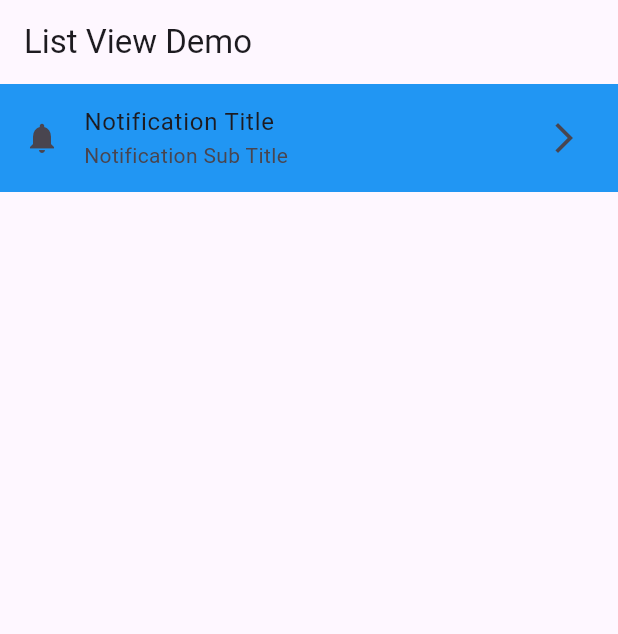
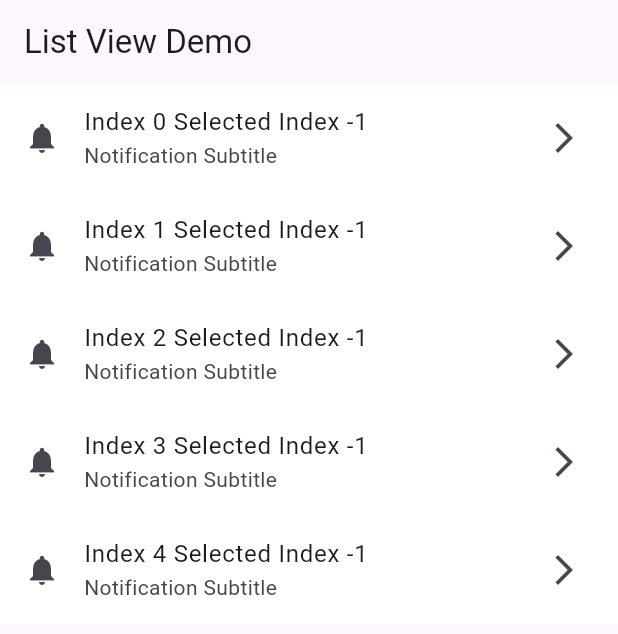
Before and after one commit to MuhammadAliKust/Hamza-Shawal-Project, a Flutter app: the screen it shows after launch, on a phone screen of 412 x 824 dp. Shown: the top 634 px of the screen. Run offline on Flutter 3.47's test engine with Material 3 defaults, Android fonts, the phone set to English and light mode, and no system bars.

Commit message:
Single Selection Done

```diff
--- a/lib/list_view.dart
+++ b/lib/list_view.dart
@@ -1,7 +1,14 @@
 import 'package:flutter/material.dart';
 
-class ListViewDemo extends StatelessWidget {
+class ListViewDemo extends StatefulWidget {
   const ListViewDemo({super.key});
+
+  @override
+  State<ListViewDemo> createState() => _ListViewDemoState();
+}
+
+class _ListViewDemoState extends State<ListViewDemo> {
+  int selectedIndex = -1;
 
   @override
   Widget build(BuildContext context) {
@@ -9,13 +16,21 @@ class ListViewDemo extends StatelessWidget {
       appBar: AppBar(
         title: Text("List View Demo"),
       ),
-      body: ListTile(
-        leading: Icon(Icons.notifications),
-        title: Text("Notification Title"),
-        subtitle: Text("Notification Sub Title"),
-        tileColor: Colors.blue,
-        trailing: Icon(Icons.arrow_forward_ios),
-      ),
+      body: ListView.builder(
+          itemCount: 5,
+          itemBuilder: (context, i) {
+            return ListTile(
+              onTap: () {
+                selectedIndex = i;
+                setState(() {});
+              },
+              leading: Icon(Icons.notifications),
+              title: Text("Index $i Selected Index $selectedIndex"),
+              subtitle: Text("Notification Subtitle"),
+              trailing: Icon(Icons.arrow_forward_ios),
+              tileColor: selectedIndex == i ? Colors.blue : Colors.white,
+            );
+          }),
     );
   }
 }
```
